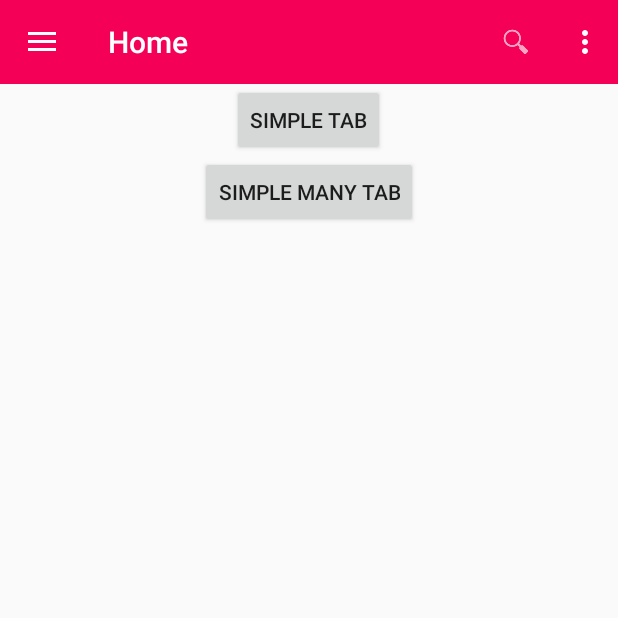
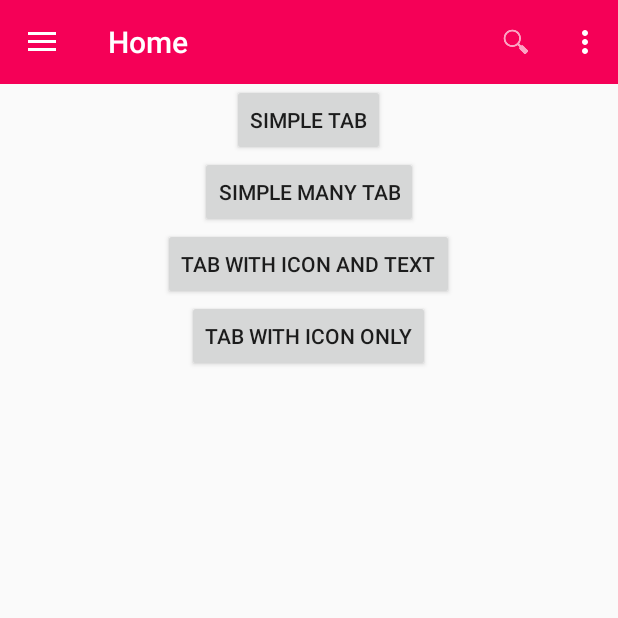
Before and after one commit to diastowo29/android-materialDesign, an Android app: the fragment FriendsFragment placed in its activity, on a phone screen of 412 x 824 dp, the top half of it. Run offline under Robolectric (Android 15) with nearby library versions, the phone set to English and light mode, and no system bars.

```diff
--- a/app/src/main/java/materialdesign/df29/lumiere/materialdesign/activity/SimpleTab/ManyTabAct.java
+++ b/app/src/main/java/materialdesign/df29/lumiere/materialdesign/activity/SimpleTab/ManyTabAct.java
@@ -40,6 +40,7 @@ public class ManyTabAct extends AppCompatActivity {
         setupViewPager(viewPager);
 
         tabLayout = (TabLayout) findViewById(R.id.tabs);
+        tabLayout.setTabMode(TabLayout.MODE_SCROLLABLE);
         tabLayout.setupWithViewPager(viewPager);
     }
 
--- a/app/src/main/java/materialdesign/df29/lumiere/materialdesign/activity/SimpleTab/TabAct.java
+++ b/app/src/main/java/materialdesign/df29/lumiere/materialdesign/activity/SimpleTab/TabAct.java
@@ -40,7 +40,9 @@ public class TabAct extends AppCompatActivity {
         setupViewPager(viewPager);
 
         tabLayout = (TabLayout) findViewById(R.id.tabs);
+        tabLayout.setTabMode(TabLayout.MODE_FIXED);
         tabLayout.setupWithViewPager(viewPager);
+
     }
 
     @Override
@@ -48,6 +50,7 @@ public class TabAct extends AppCompatActivity {
         switch (item.getItemId()){
             case android.R.id.home:
                 super.onBackPressed();
+                this.overridePendingTransition(R.anim.fadein, R.anim.fadeout);
                 break;
             default:
                 break;
--- /dev/null
+++ b/app/src/main/res/anim/fadein.xml
@@ -0,0 +1,6 @@
+<?xml version="1.0" encoding="utf-8"?>
+<translate xmlns:android="http://schemas.android.com/apk/res/android"
+    android:fromXDelta="-100%" android:toXDelta="0%"
+    android:fromYDelta="0%" android:toYDelta="0%"
+    android:duration="100">
+</translate>
--- /dev/null
+++ b/app/src/main/res/anim/fadeout.xml
@@ -0,0 +1,6 @@
+<?xml version="1.0" encoding="utf-8"?>
+<translate xmlns:android="http://schemas.android.com/apk/res/android"
+    android:fromXDelta="0%" android:toXDelta="100%"
+    android:fromYDelta="0%" android:toYDelta="0%"
+    android:duration="100">
+</translate>
--- a/app/src/main/res/layout/fragment_friend.xml
+++ b/app/src/main/res/layout/fragment_friend.xml
@@ -18,4 +18,20 @@
         android:layout_below="@+id/btnSimpleTab"
         android:layout_centerHorizontal="true"/>
 
+    <Button
+        android:layout_width="wrap_content"
+        android:layout_height="wrap_content"
+        android:text="Tab with Icon and Text"
+        android:id="@+id/btnTabIconText"
+        android:layout_below="@+id/btnSimpleManyTab"
+        android:layout_centerHorizontal="true" />
+
+    <Button
+        android:layout_width="wrap_content"
+        android:layout_height="wrap_content"
+        android:text="Tab with Icon Only"
+        android:id="@+id/btnTabIcon"
+        android:layout_below="@+id/btnTabIconText"
+        android:layout_centerHorizontal="true" />
+
 </RelativeLayout>
--- /dev/null
+++ b/app/src/main/res/layout/tabwithicon.xml
@@ -0,0 +1,5 @@
+<?xml version="1.0" encoding="utf-8"?>
+<RelativeLayout xmlns:android="http://schemas.android.com/apk/res/android"
+    android:layout_width="match_parent" android:layout_height="match_parent">
+
+</RelativeLayout>
```
Also changed, not shown: app/src/main/java/materialdesign/df29/lumiere/materialdesign/activity/TabWithIcon/TabWithIconAct.java (added, +11 -0 lines).
